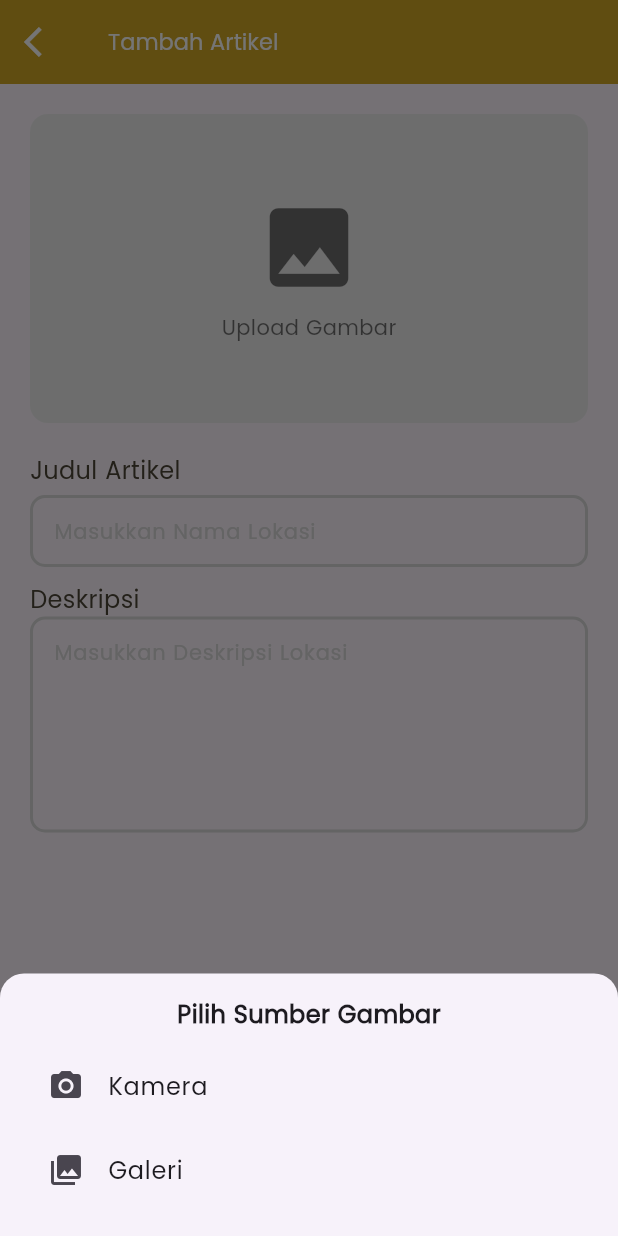
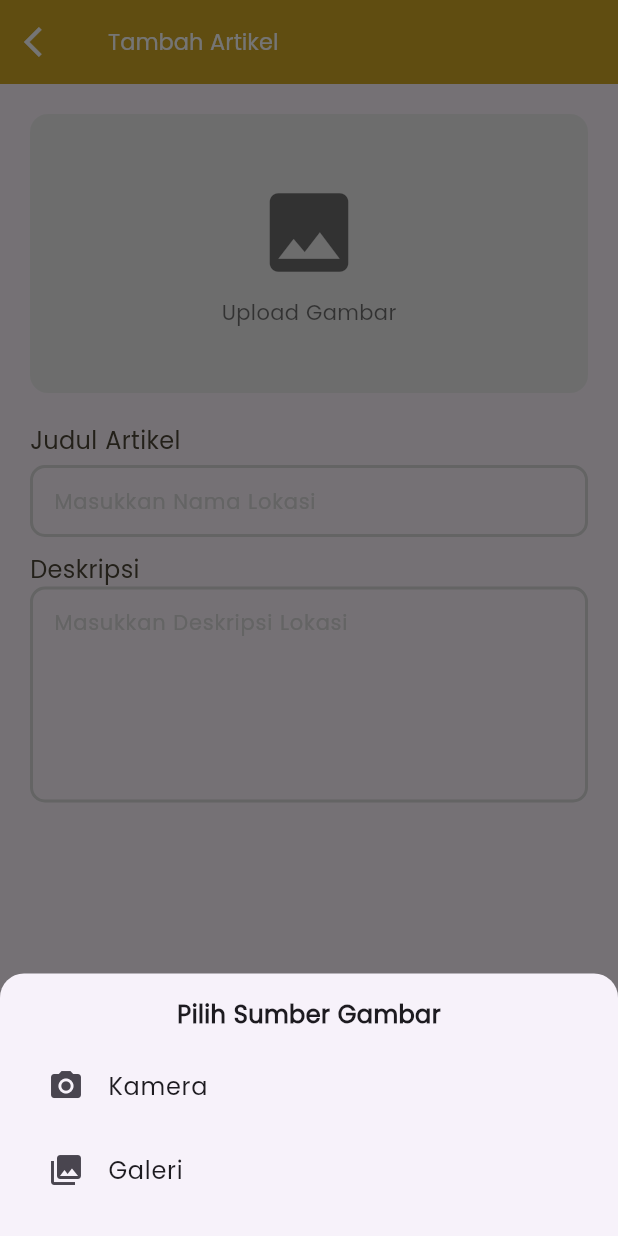
Before and after one commit to hanjisun9/artikelWisata, a Flutter app: the ArticelFormScreen screen opened directly, after a tap on "Upload Gambar", on a phone screen of 412 x 824 dp. Run offline on Flutter 3.47's test engine with Material 3 defaults, Android fonts, the light colour scheme and no system bars; our stand-ins replace image_picker, shared_preferences; accounts and stored records are empty.

Commit message:
update12

```diff
--- a/lib/screens/articles/form_screen.dart
+++ b/lib/screens/articles/form_screen.dart
@@ -1,4 +1,5 @@
 import 'dart:typed_data';
+import 'dart:ui' as ui;
 
 import 'package:flutter/material.dart';
 import 'package:flutter/foundation.dart';
@@ -22,10 +23,9 @@ class _ArticelFormScreenState extends State<ArticelFormScreen> {
   final TextEditingController judulController = TextEditingController();
   final TextEditingController descriptionController = TextEditingController();
 
-  // Simpan bytes + filename agar aman di Web & Mobile
   Uint8List? _imageBytes;
-  XFile? _pickedFile; // untuk ambil nama file
-  String? imagePath;  // opsional (fallback untuk Mobile), tidak dipakai di Web
+  XFile? _pickedFile;
+  String? imagePath; // fallback untuk Mobile (tidak dipakai di Web)
 
   bool _isLoading = false;
 
@@ -85,17 +85,22 @@ class _ArticelFormScreenState extends State<ArticelFormScreen> {
 
     try {
       final picker = ImagePicker();
-      final picked = await picker.pickImage(
-        source: source,
-        imageQuality: 80,
-      );
+      // Tanpa imageQuality -> resolusi asli
+      final picked = await picker.pickImage(source: source);
       if (picked != null) {
         final bytes = await picked.readAsBytes();
+
+        // Debug: cek resolusi asli
+        if (kDebugMode) {
+          ui.decodeImageFromList(bytes, (ui.Image img) {
+            // ignore: avoid_print
+            print('Picked image resolution: ${img.width}x${img.height}');
+          });
+        }
+
         setState(() {
           _pickedFile = picked;
           _imageBytes = bytes;
-          // Hanya isi imagePath untuk non-Web (untuk fallback),
-          // di Web path berupa blob: yang tidak bisa dipakai FileImage.
           imagePath = kIsWeb ? null : picked.path;
         });
       }
@@ -149,7 +154,7 @@ class _ArticelFormScreenState extends State<ArticelFormScreen> {
         id: widget.artikelId!,
         title: title.isNotEmpty ? title : null,
         description: description.isNotEmpty ? description : null,
-        imageBytes: _imageBytes, // boleh null
+        imageBytes: _imageBytes,
         imageName: _pickedFile?.name,
         context: context,
       );
@@ -188,11 +193,10 @@ class _ArticelFormScreenState extends State<ArticelFormScreen> {
             child: Column(
               crossAxisAlignment: CrossAxisAlignment.start,
               children: [
-                // Upload box sekarang bisa render dari bytes (aman di Web)
                 UploadGambarBox(
                   onTap: _pickImage,
                   imageBytes: _imageBytes,
-                  imagePath: imagePath, // fallback untuk Mobile (tidak dipakai di Web)
+                  imagePath: imagePath, // fallback mobile
                 ),
                 const SizedBox(height: 20),
                 const Text(
--- a/lib/widgets/image_input.dart
+++ b/lib/widgets/image_input.dart
@@ -1,11 +1,12 @@
+import 'package:flutter/foundation.dart';
 import 'package:flutter/material.dart';
 import 'dart:typed_data';
 import 'dart:io';
 
 class UploadGambarBox extends StatelessWidget {
   final VoidCallback onTap;
-  final String? imagePath;       // fallback untuk Mobile
-  final Uint8List? imageBytes;   // utama, aman untuk Web & Mobile
+  final String? imagePath;       // fallback Mobile
+  final Uint8List? imageBytes;   // utama: Web & Mobile
 
   const UploadGambarBox({
     super.key,
@@ -21,7 +22,6 @@ class UploadGambarBox extends StatelessWidget {
     if (imageBytes != null) {
       provider = MemoryImage(imageBytes!);
     } else if (imagePath != null) {
-      // Hanya akan kepakai di Mobile. Di Web path = blob: (abaikan).
       try {
         provider = FileImage(File(imagePath!));
       } catch (_) {
@@ -29,18 +29,17 @@ class UploadGambarBox extends StatelessWidget {
       }
     }
 
-    return GestureDetector(
-      onTap: onTap,
+    // Batasi lebar di Web supaya tidak di-upscale berlebihan
+    Widget content = AspectRatio(
+      aspectRatio: 2, // lebar : tinggi = 2:1 (mirip sebelumnya width/2)
       child: Container(
-        height: MediaQuery.of(context).size.width / 2,
         width: double.infinity,
         decoration: BoxDecoration(
           color: Colors.grey.shade200,
           borderRadius: BorderRadius.circular(12),
-          image: provider != null
-              ? DecorationImage(image: provider, fit: BoxFit.cover)
-              : null,
         ),
+        child: ClipRRect(
+          borderRadius: BorderRadius.circular(12),
           child: provider == null
               ? Column(
                   mainAxisAlignment: MainAxisAlignment.center,
@@ -54,11 +53,33 @@ class UploadGambarBox extends StatelessWidget {
                         fontSize: 14,
                         fontWeight: FontWeight.w500,
                       ),
-                  ),
+                    )
                   ],
                 )
-            : null,
+              : Image(
+                  image: provider,
+                  fit: BoxFit.cover,
+                  filterQuality: FilterQuality.high, // preview lebih tajam
+                  isAntiAlias: true,
+                  width: double.infinity,
+                  height: double.infinity,
+                ),
+        ),
+      ),
+    );
+
+    if (kIsWeb) {
+      content = Center(
+        child: ConstrainedBox(
+          constraints: const BoxConstraints(maxWidth: 720), // max width Web
+          child: content,
         ),
       );
     }
+
+    return GestureDetector(
+      onTap: onTap,
+      child: content,
+    );
   }
+}
```
Lines whose indentation alone changed are shown as unchanged.
